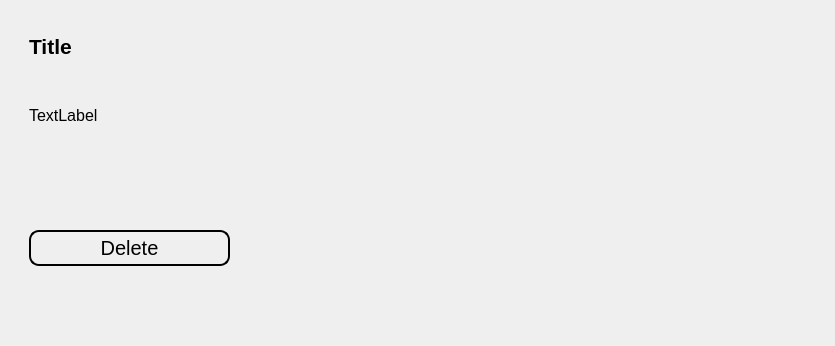
Above: ui/saved.ui from Achu-Worifung/quickMove before the change. Below: the same form after it.
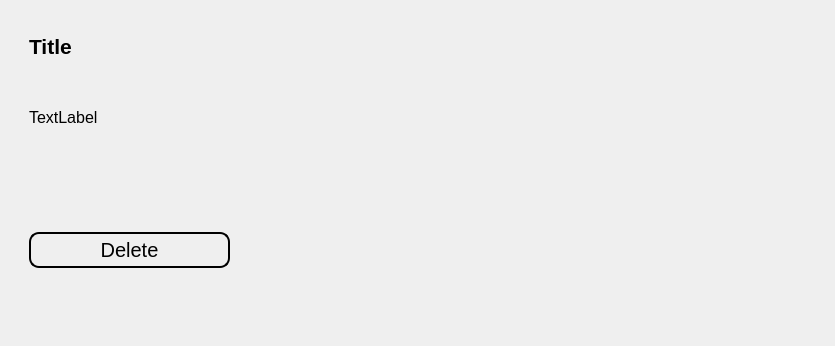
That is the form after the change.

Commit message: adjusted layout and some bugs

```diff
--- a/ui/saved.ui
+++ b/ui/saved.ui
@@ -31,7 +31,7 @@
         <item>
          <widget class="QWidget" name="widget_2" native="true">
           <property name="sizePolicy">
-           <sizepolicy hsizetype="Minimum" vsizetype="Preferred">
+           <sizepolicy hsizetype="Minimum" vsizetype="MinimumExpanding">
             <horstretch>0</horstretch>
             <verstretch>0</verstretch>
            </sizepolicy>
@@ -39,7 +39,7 @@
           <property name="maximumSize">
            <size>
             <width>16777215</width>
-            <height>150</height>
+            <height>1000</height>
            </size>
           </property>
           <property name="styleSheet">
@@ -87,7 +87,7 @@
            <item row="1" column="0">
             <widget class="QLabel" name="body">
              <property name="sizePolicy">
-              <sizepolicy hsizetype="Preferred" vsizetype="Expanding">
+              <sizepolicy hsizetype="MinimumExpanding" vsizetype="Expanding">
                <horstretch>0</horstretch>
                <verstretch>0</verstretch>
               </sizepolicy>
@@ -95,7 +95,7 @@
              <property name="maximumSize">
               <size>
                <width>16777215</width>
-               <height>175</height>
+               <height>1000</height>
               </size>
              </property>
              <property name="font">
```
The commit also changes 4 other files.
